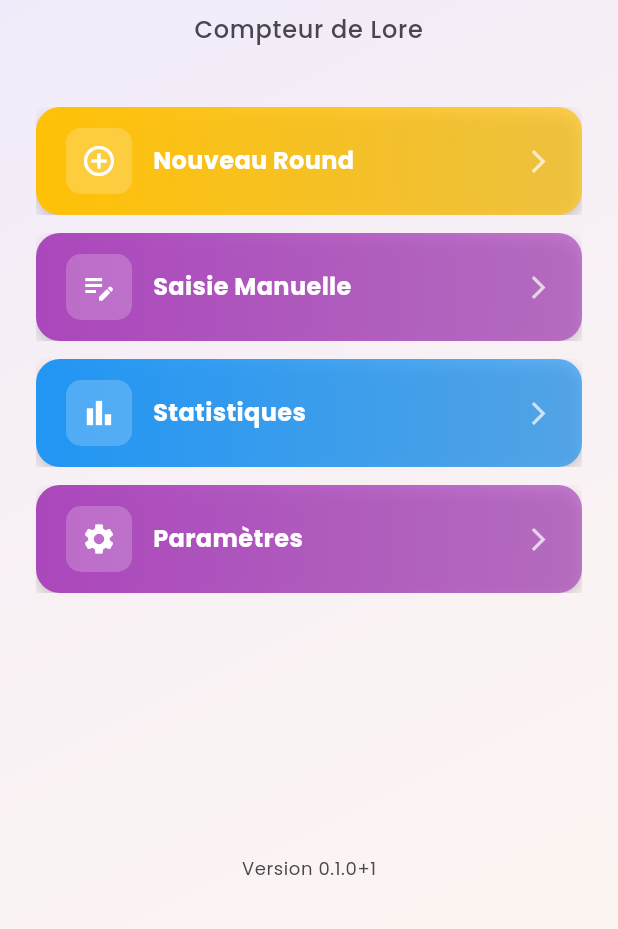
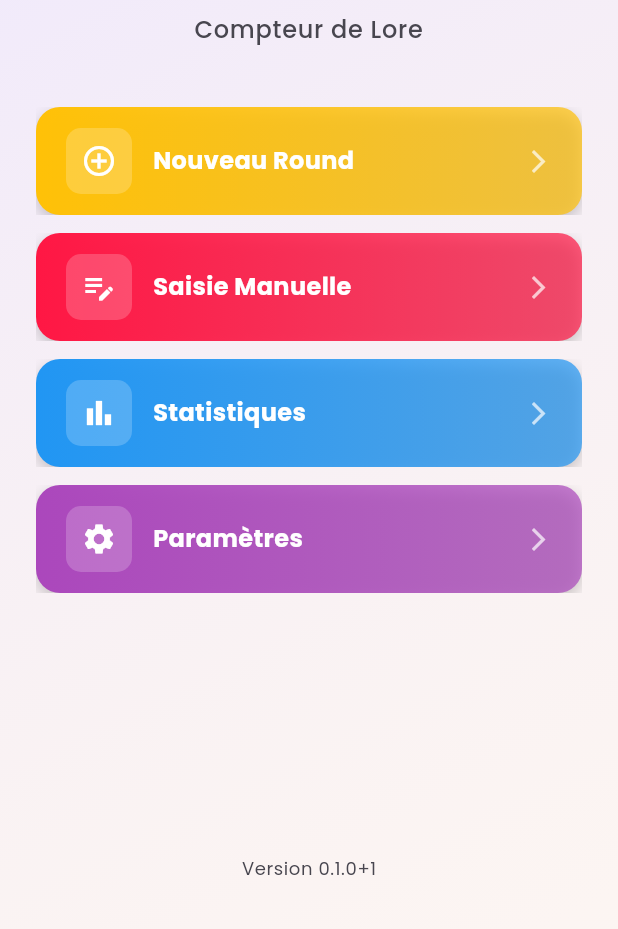
Before and after one commit to Jbijjer/lorcana_lore_counter, a Flutter app: the screen it shows after launch, on a phone screen of 412 x 824 dp, the part 307-1236 px from its top. Run offline on Flutter 3.47's test engine with Material 3 defaults, Android fonts, the phone set to English and light mode, and no system bars; our stand-ins replace flutter_riverpod, flutter_svg, freezed_annotation, google_fonts, hive, hive_flutter and 2 more; accounts and stored records are empty; generated files the repository leaves out were written again.

Commit message:
Changer la couleur du bouton Saisie Manuelle en rouge rubis
Le bouton utilisait la même couleur améthyste que le bouton Paramètres.
Il utilise maintenant AppTheme.rubyColor pour se distinguer visuellement.

```diff
--- a/lib/features/game/presentation/screens/home_screen.dart
+++ b/lib/features/game/presentation/screens/home_screen.dart
@@ -280,14 +280,14 @@ class _HomeScreenState extends ConsumerState<HomeScreen>
         ),
         const SizedBox(height: 12),
 
-        // Bouton Saisie Manuelle
+        // Bouton Saisie Manuelle - Rouge Rubis
         _buildMenuButton(
           icon: Icons.edit_note,
           label: 'Saisie Manuelle',
           gradient: LinearGradient(
             colors: [
-              AppTheme.amethystColor,
-              AppTheme.amethystColor.withValues(alpha: 0.7),
+              AppTheme.rubyColor,
+              AppTheme.rubyColor.withValues(alpha: 0.7),
             ],
           ),
           onTap: _handleManualEntry,
```
